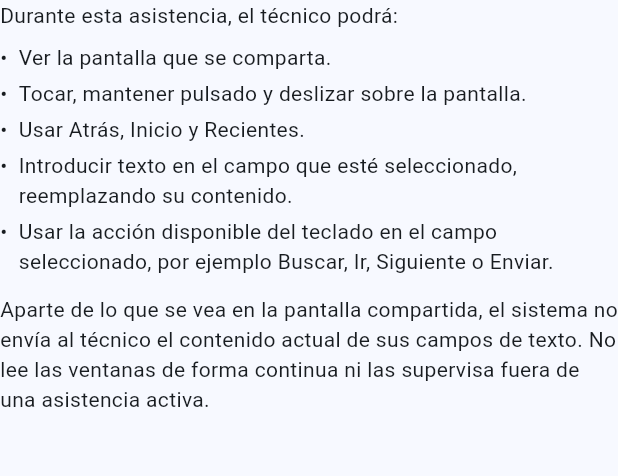
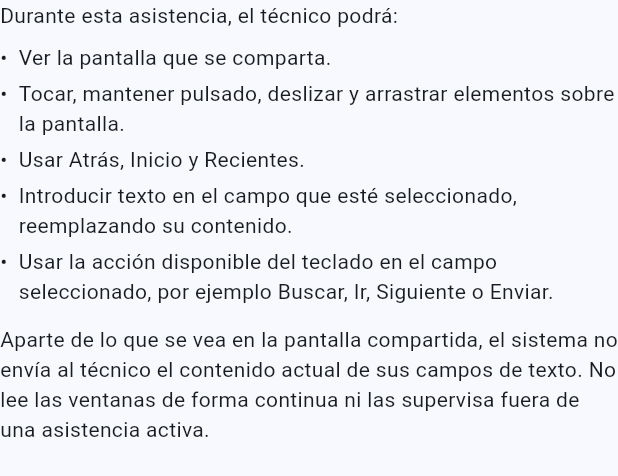
Before and after one commit to Tirano61/remote_control_device, a Flutter app: the _ControlDisclosure widget shown alone on an empty page, opened directly, on a phone screen of 412 x 824 dp. Shown: the top 476 px of the screen. Run offline on Flutter 3.47's test engine with Material 3 defaults, Android fonts, the phone set to English and light mode, and no system bars; our stand-ins replace device_info_plus, dio, equatable, flutter_bloc, flutter_secure_storage, package_info_plus and 1 more; missing offline and left inert: flutter_webrtc; accounts and stored records are empty.

Commit message:
feat(support): disclose remote drag control

```diff
--- a/lib/features/support/presentation/widgets/support_panel.dart
+++ b/lib/features/support/presentation/widgets/support_panel.dart
@@ -220,6 +220,10 @@ class _AssignedPanel extends StatelessWidget {
 /// technician can also move with a tap; the text replaces what was there; and
 /// the shared picture shows whatever a field displays.
 ///
+/// Dragging is named on its own because what it moves stays moved: an icon, a
+/// file, an item in a list. It is the same consent, not a second one, and no
+/// drag asks again.
+///
 /// The keyboard action is whatever the focused field exposes, so it is not
 /// called "Enter" (it need not insert a line) and the examples stay examples:
 /// a field may offer another action, or none.
@@ -228,7 +232,8 @@ class _ControlDisclosure extends StatelessWidget {
 
   static const List<String> _abilities = [
     'Ver la pantalla que se comparta.',
-    'Tocar, mantener pulsado y deslizar sobre la pantalla.',
+    'Tocar, mantener pulsado, deslizar y arrastrar elementos sobre la '
+        'pantalla.',
     'Usar Atrás, Inicio y Recientes.',
     'Introducir texto en el campo que esté seleccionado, reemplazando su '
         'contenido.',
```
Also changed, not shown: 1 other file.
